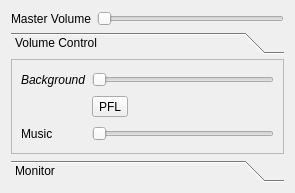
Before: the Qt Designer form ui/sound_mixer.ui in AttorneyOnline/AnimatedChatroom, drawn with Qt 5.
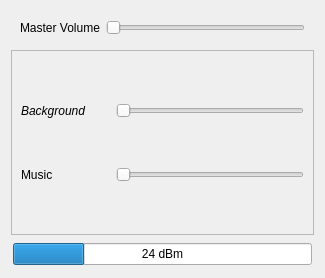
After: the same form once the commit is applied.

The edit to the form file:
```diff
--- a/ui/sound_mixer.ui
+++ b/ui/sound_mixer.ui
@@ -6,16 +6,23 @@
    <rect>
     <x>0</x>
     <y>0</y>
-    <width>295</width>
-    <height>193</height>
+    <width>325</width>
+    <height>278</height>
    </rect>
   </property>
+  <property name="minimumSize">
+   <size>
+    <width>200</width>
+    <height>100</height>
+   </size>
+  </property>
   <property name="windowTitle">
    <string>Sound Mixer</string>
   </property>
   <layout class="QVBoxLayout" name="verticalLayout_2">
    <item>
-    <layout class="QHBoxLayout" name="horizontalLayout">
+    <widget class="QWidget" name="master_volume_widget" native="true">
+     <layout class="QHBoxLayout" name="master_volume_layout">
      <item>
       <widget class="QLabel" name="master_volume_label">
        <property name="text">
@@ -24,49 +31,35 @@
       </widget>
      </item>
      <item>
-      <widget class="QSlider" name="horizontalSlider">
+       <widget class="QSlider" name="master_volume_slider">
        <property name="orientation">
         <enum>Qt::Horizontal</enum>
        </property>
       </widget>
      </item>
     </layout>
+    </widget>
    </item>
    <item>
-    <widget class="QToolBox" name="toolBox">
-     <property name="currentIndex">
-      <number>0</number>
+    <widget class="QWidget" name="volume_widget" native="true">
+     <property name="toolTip">
+      <string>Volume</string>
      </property>
-     <property name="tabSpacing">
-      <number>0</number>
-     </property>
-     <widget class="QWidget" name="page">
-      <property name="geometry">
-       <rect>
-        <x>0</x>
-        <y>0</y>
-        <width>277</width>
-        <height>108</height>
-       </rect>
-      </property>
-      <attribute name="label">
-       <string>Volume Control</string>
-      </attribute>
-      <layout class="QVBoxLayout" name="verticalLayout_3">
+     <layout class="QVBoxLayout" name="verticalLayout">
        <property name="leftMargin">
         <number>0</number>
        </property>
        <property name="topMargin">
-        <number>5</number>
+       <number>0</number>
        </property>
        <property name="rightMargin">
         <number>0</number>
        </property>
        <property name="bottomMargin">
-        <number>6</number>
+       <number>0</number>
        </property>
        <item>
-        <widget class="QScrollArea" name="scrollArea">
+       <widget class="QScrollArea" name="volume_widget_scroll_area">
          <property name="widgetResizable">
           <bool>true</bool>
          </property>
@@ -75,11 +68,28 @@
            <rect>
             <x>0</x>
             <y>0</y>
-            <width>275</width>
-            <height>95</height>
+           <width>307</width>
+           <height>191</height>
            </rect>
           </property>
           <layout class="QGridLayout" name="gridLayout">
+          <property name="horizontalSpacing">
+           <number>30</number>
+          </property>
+          <item row="2" column="0">
+           <widget class="QLabel" name="volume_bgm_label">
+            <property name="text">
+             <string>Music</string>
+            </property>
+           </widget>
+          </item>
+          <item row="2" column="1">
+           <widget class="QSlider" name="volume_bgm_slider">
+            <property name="orientation">
+             <enum>Qt::Horizontal</enum>
+            </property>
+           </widget>
+          </item>
            <item row="0" column="0">
             <widget class="QLabel" name="label">
              <property name="font">
@@ -105,46 +115,51 @@
              </property>
             </widget>
            </item>
-           <item row="3" column="0">
-            <widget class="QLabel" name="label_2">
-             <property name="text">
-              <string>Music</string>
-             </property>
-            </widget>
-           </item>
-           <item row="3" column="1">
-            <widget class="QSlider" name="horizontalSlider_3">
-             <property name="orientation">
-              <enum>Qt::Horizontal</enum>
-             </property>
-            </widget>
-           </item>
-           <item row="1" column="1">
-            <widget class="QToolButton" name="toolButton">
-             <property name="text">
-              <string>PFL</string>
-             </property>
-            </widget>
-           </item>
           </layout>
          </widget>
         </widget>
        </item>
       </layout>
      </widget>
-     <widget class="QWidget" name="page_2">
-      <property name="geometry">
-       <rect>
-        <x>0</x>
-        <y>0</y>
-        <width>277</width>
-        <height>108</height>
-       </rect>
-      </property>
-      <attribute name="label">
+   </item>
+   <item>
+    <widget class="QWidget" name="monitor_widget" native="true">
+     <property name="sizePolicy">
+      <sizepolicy hsizetype="Expanding" vsizetype="Minimum">
+       <horstretch>0</horstretch>
+       <verstretch>0</verstretch>
+      </sizepolicy>
+     </property>
+     <property name="toolTip">
        <string>Monitor</string>
-      </attribute>
-     </widget>
+     </property>
+     <layout class="QVBoxLayout" name="verticalLayout_3">
+      <property name="leftMargin">
+       <number>2</number>
+      </property>
+      <property name="topMargin">
+       <number>2</number>
+      </property>
+      <property name="rightMargin">
+       <number>2</number>
+      </property>
+      <property name="bottomMargin">
+       <number>2</number>
+      </property>
+      <item>
+       <widget class="QProgressBar" name="monitor_bar">
+        <property name="value">
+         <number>24</number>
+        </property>
+        <property name="textVisible">
+         <bool>true</bool>
+        </property>
+        <property name="format">
+         <string>%v dBm</string>
+        </property>
+       </widget>
+      </item>
+     </layout>
     </widget>
    </item>
   </layout>
```
Left out of the diff: 6 changed lines with no effect on the pictures. Lines whose indentation alone changed are shown as unchanged.
